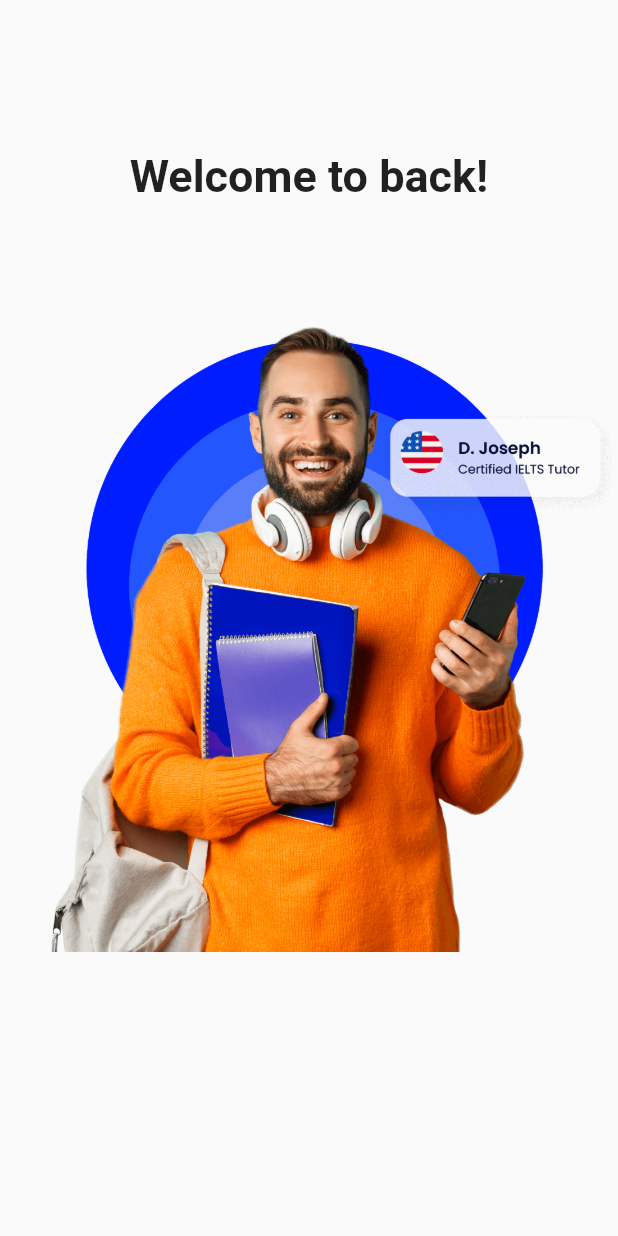
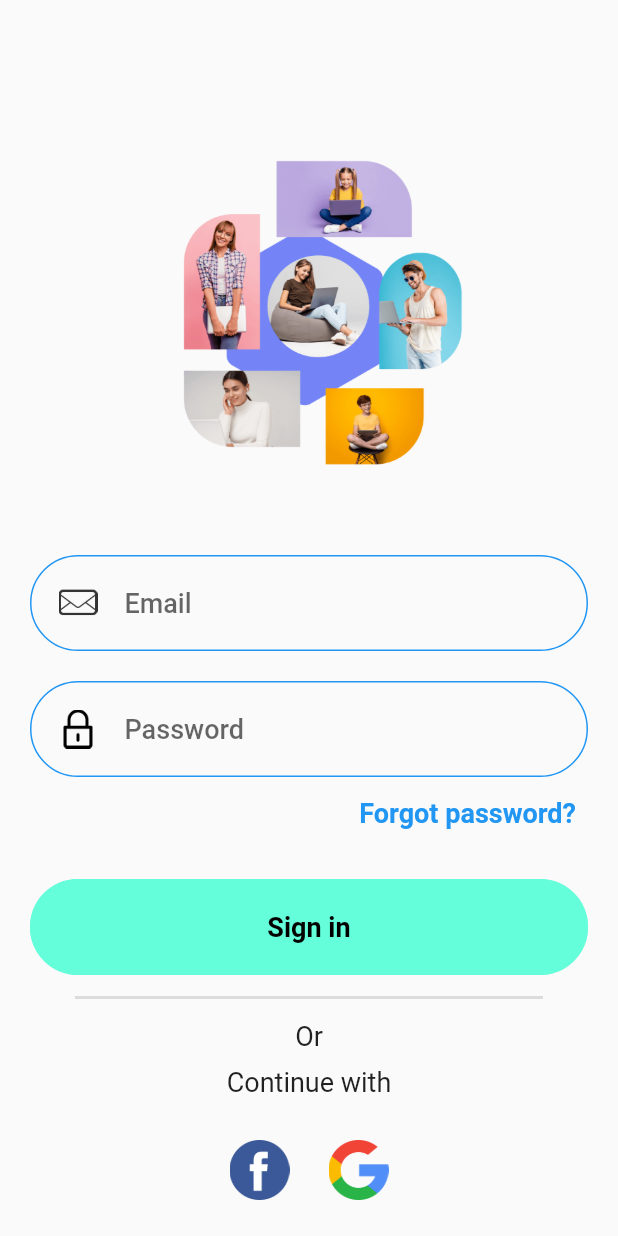
Before and after one commit to QNhatCNTT/lettutorapp, a Flutter app: the screen it shows after launch, on a phone screen of 412 x 824 dp. Run offline on Flutter 3.47's test engine with Material 2 defaults, Android fonts, the phone set to English and light mode, and no system bars.

Commit message:
create ui screen login

```diff
--- a/lib/Components/button.dart
+++ b/lib/Components/button.dart
@@ -2,14 +2,13 @@ import 'package:flutter/material.dart';
 
 class CustomButton extends StatelessWidget {
   final String title;
-  final bool obsureText;
+
   final EdgeInsets margin;
-  const CustomButton(
-      {Key? key,
-      this.title = '',
-      this.margin = EdgeInsets.zero,
-      this.obsureText = false})
-      : super(key: key);
+  const CustomButton({
+    Key? key,
+    this.title = '',
+    this.margin = EdgeInsets.zero,
+  }) : super(key: key);
 
   @override
   Widget build(BuildContext context) {
@@ -20,11 +19,11 @@ class CustomButton extends StatelessWidget {
       child: TextButton(
         onPressed: () {},
         style: TextButton.styleFrom(
-          backgroundColor: Colors.amberAccent,
+          backgroundColor: Colors.tealAccent,
           shape: RoundedRectangleBorder(
             borderRadius: BorderRadius.circular(40),
             side: const BorderSide(
-              color: Colors.amberAccent,
+              color: Colors.tealAccent,
             ),
           ),
         ),
@@ -36,6 +35,7 @@ class CustomButton extends StatelessWidget {
               style: const TextStyle(
                 fontSize: 18,
                 fontWeight: FontWeight.bold,
+                color: Colors.black,
               ),
             ),
           ],
--- a/lib/Components/input.dart
+++ b/lib/Components/input.dart
@@ -3,8 +3,13 @@ import 'package:flutter/material.dart';
 class CustomInput extends StatelessWidget {
   final String iconUrl;
   final String hint;
-  const CustomInput({Key? key, this.iconUrl = '', this.hint = ''})
-      : super(key: key);
+  final bool obsureText;
+  const CustomInput({
+    Key? key,
+    this.iconUrl = '',
+    this.hint = '',
+    this.obsureText = false,
+  }) : super(key: key);
 
   @override
   Widget build(BuildContext context) {
--- /dev/null
+++ b/lib/Components/loginwith.dart
@@ -0,0 +1,32 @@
+import 'package:flutter/material.dart';
+
+class LoginWith extends StatelessWidget {
+  const LoginWith({Key? key}) : super(key: key);
+
+  @override
+  Widget build(BuildContext context) {
+    return Container(
+      padding: const EdgeInsets.only(
+        top: 20,
+      ),
+      child: Row(
+        mainAxisAlignment: MainAxisAlignment.center,
+        children: [
+          IconButton(
+            onPressed: () {},
+            icon: Image.asset('assets/images/facebook.png'),
+            iconSize: 40,
+          ),
+          const SizedBox(
+            width: 10,
+          ),
+          IconButton(
+            onPressed: () {},
+            icon: Image.asset('assets/images/google.png'),
+            iconSize: 40,
+          ),
+        ],
+      ),
+    );
+  }
+}
--- /dev/null
+++ b/lib/Components/textbutton.dart
@@ -0,0 +1,27 @@
+import 'package:flutter/material.dart';
+
+class CustomTextButton extends StatelessWidget {
+  final String title;
+  final Alignment alignment;
+  const CustomTextButton(
+      {Key? key, this.title = '', this.alignment = Alignment.center})
+      : super(key: key);
+
+  @override
+  Widget build(BuildContext context) {
+    return Align(
+      alignment: alignment,
+      child: TextButton(
+        onPressed: () {},
+        child: Text(
+          title,
+          style: const TextStyle(
+            fontSize: 18,
+            color: Colors.blue,
+            fontWeight: FontWeight.bold,
+          ),
+        ),
+      ),
+    );
+  }
+}
--- /dev/null
+++ b/lib/Screens/Login/login_ui.dart
@@ -0,0 +1,94 @@
+import 'package:flutter/material.dart';
+import 'package:lettutorapp/Components/backgroundimage.dart';
+import 'package:lettutorapp/Components/button.dart';
+import 'package:lettutorapp/Components/input.dart';
+import 'package:lettutorapp/Components/loginwith.dart';
+import 'package:lettutorapp/Components/textbutton.dart';
+
+class LoginScreen extends StatelessWidget {
+  const LoginScreen({Key? key}) : super(key: key);
+
+  @override
+  Widget build(BuildContext context) {
+    return SingleChildScrollView(
+      child: Container(
+        alignment: Alignment.center,
+        padding: const EdgeInsets.only(
+          top: 50,
+          right: 20,
+          left: 20,
+        ),
+        child: Column(
+          children: [
+            Container(
+              height: 300,
+              width: 300,
+              padding: const EdgeInsets.only(
+                bottom: 10,
+              ),
+              child: const Background(imageURL: 'assets/images/logo.png'),
+            ),
+            const CustomInput(
+              iconUrl: 'assets/images/icon_email.png',
+              hint: 'Email',
+            ),
+            const CustomInput(
+              iconUrl: 'assets/images/icon_password.png',
+              hint: 'Password',
+              obsureText: true,
+            ),
+            const CustomTextButton(
+              title: 'Forgot password?',
+              alignment: Alignment.centerRight,
+            ),
+            const CustomButton(
+                title: 'Sign in',
+                margin: EdgeInsets.only(
+                  top: 20,
+                )),
+            const Divider(
+              height: 30,
+              indent: 30,
+              endIndent: 30,
+              thickness: 2,
+            ),
+            Align(
+              alignment: Alignment.center,
+              child: Column(
+                children: const [
+                  Text('Or',
+                      style: TextStyle(
+                        fontSize: 18,
+                      )),
+                  SizedBox(
+                    height: 10,
+                  ),
+                  Text('Continue with',
+                      style: TextStyle(
+                        fontSize: 18,
+                      )),
+                ],
+              ),
+            ),
+            const LoginWith(),
+            Row(
+              mainAxisAlignment: MainAxisAlignment.center,
+              children: const [
+                Text('Don\'t have an account?',
+                    style: TextStyle(
+                      fontSize: 18,
+                    )),
+                CustomTextButton(
+                  title: 'Sign up',
+                ),
+              ],
+            ),
+            const SizedBox(
+              height: 30,
+            ),
+          ],
+        ),
+      ),
+    );
+  }
+}
--- a/lib/Screens/index.dart
+++ b/lib/Screens/index.dart
@@ -1,5 +1,6 @@
 import 'package:flutter/material.dart';
 
+import 'Login/login_ui.dart';
 import 'Welcome/welcome.dart';
 
 class AuthenScreens extends StatefulWidget {
@@ -13,7 +14,8 @@ class _AuthenScreensState extends State<AuthenScreens> {
   @override
   Widget build(BuildContext context) {
     return const Scaffold(
-      body: WelcomeScreen(),
+      //body: WelcomeScreen(),
+      body: LoginScreen(),
     );
   }
 }
```
Also changed, not shown: assets/images/facebook.png (added), assets/images/google.png (added).
